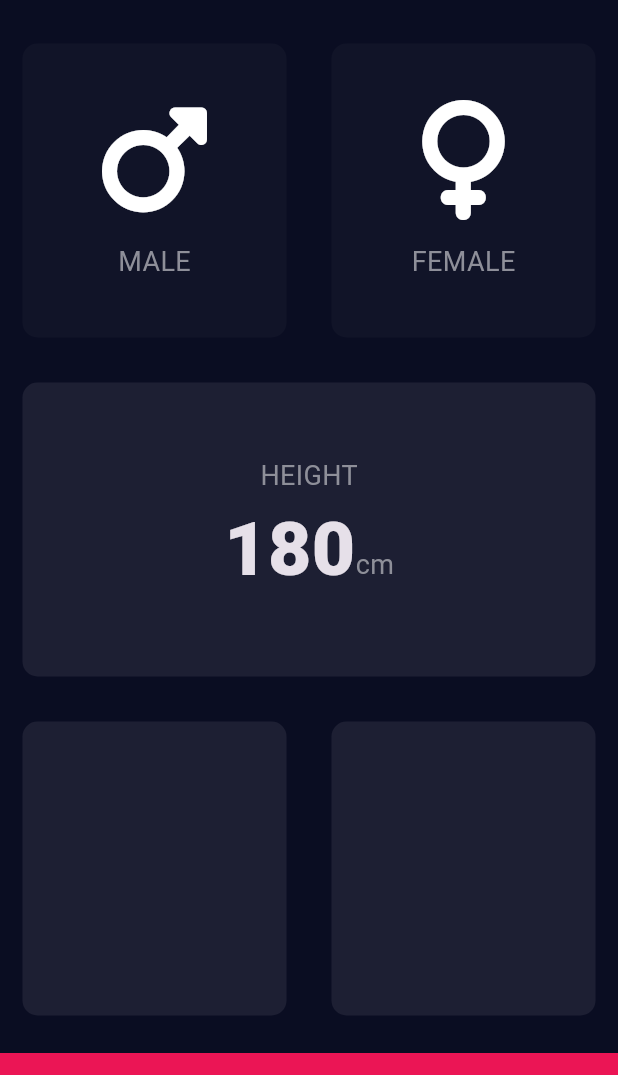
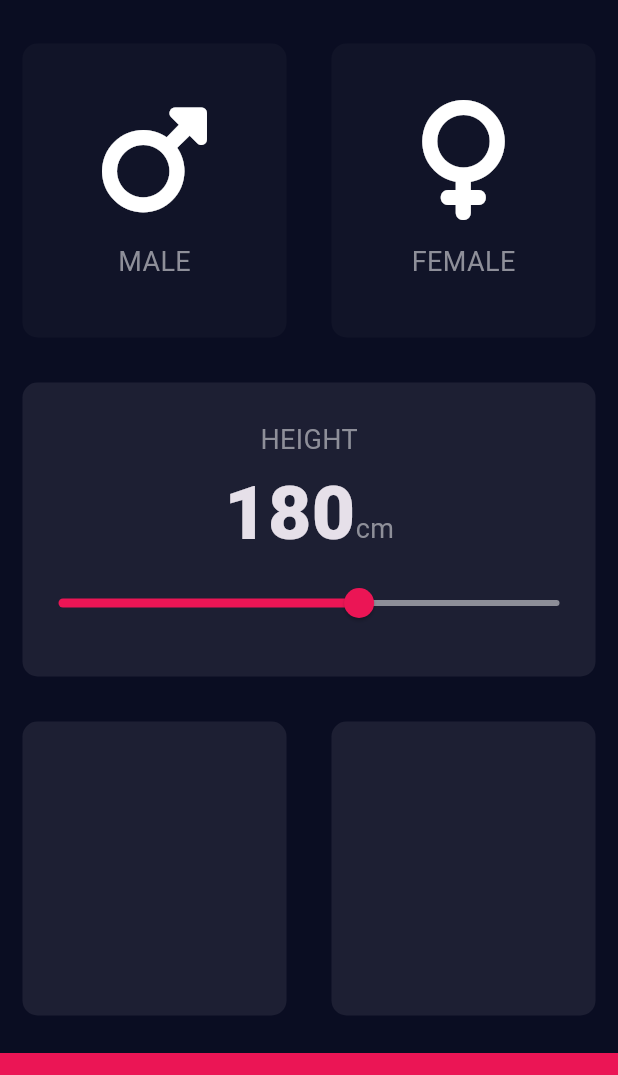
Before and after one commit to gokmentas/bmi-calculator, a Flutter app: the screen it shows after launch, on a phone screen of 412 x 824 dp, the part 63-1138 px from its top. Run offline on Flutter 3.47's test engine with Material 3 defaults, Android fonts, the phone set to English and light mode, and no system bars; our stand-ins replace font_awesome_flutter.

Commit message:
Added Slider widget for height

```diff
--- a/lib/constants.dart
+++ b/lib/constants.dart
@@ -2,8 +2,15 @@ import 'package:flutter/material.dart';
 
 const kActiveCardColor = Color(0xFF1D1F33);
 const kInactiveCardColor = Color(0xFF111428);
+
 const kBottomContainerColor = Color(0xFFEB1555);
 const kBottomContainerHeight = 80.0;
+
+const kSliderActiveColor = Color(0xFFEB1555);
+const kSliderInActiveColor = Color(0xFF8D8E98);
+
+const kMinHeight = 120.0;
+const kMaxHeight = 220.0;
 
 const kLabelTextStyle = TextStyle(
   fontSize: 18.0,
--- a/lib/input_page.dart
+++ b/lib/input_page.dart
@@ -15,6 +15,7 @@ class InputPage extends StatefulWidget {
 
 class _InputPageState extends State<InputPage> {
   Gender? selectedGender;
+  int height = 180;
 
   @override
   Widget build(BuildContext context) {
@@ -63,22 +64,33 @@ class _InputPageState extends State<InputPage> {
               ],
             ),
           ),
-          const Expanded(
+          Expanded(
             child: ReusableCard(
               colour: kActiveCardColor,
               cardChild: Column(
                 mainAxisAlignment: MainAxisAlignment.center,
                 children: [
-                  Text("HEIGHT", style: kLabelTextStyle),
+                  const Text("HEIGHT", style: kLabelTextStyle),
                   Row(
                     textBaseline: TextBaseline.alphabetic,
                     mainAxisAlignment: MainAxisAlignment.center,
                     crossAxisAlignment: CrossAxisAlignment.baseline,
                     children: [
-                      Text("180", style: kNumberTextStyle),
-                      Text("cm", style: kLabelTextStyle)
+                      Text(height.toString(), style: kNumberTextStyle),
+                      const Text("cm", style: kLabelTextStyle)
                     ],
-                  )
+                  ),
+                  Slider(
+                      value: height.toDouble(),
+                      min: kMinHeight,
+                      max: kMaxHeight,
+                      activeColor: kSliderActiveColor,
+                      inactiveColor: kSliderInActiveColor,
+                      onChanged: (double newValue) {
+                        setState(() {
+                          height = newValue.round();
+                        });
+                      })
                 ],
               ),
             ),
```
